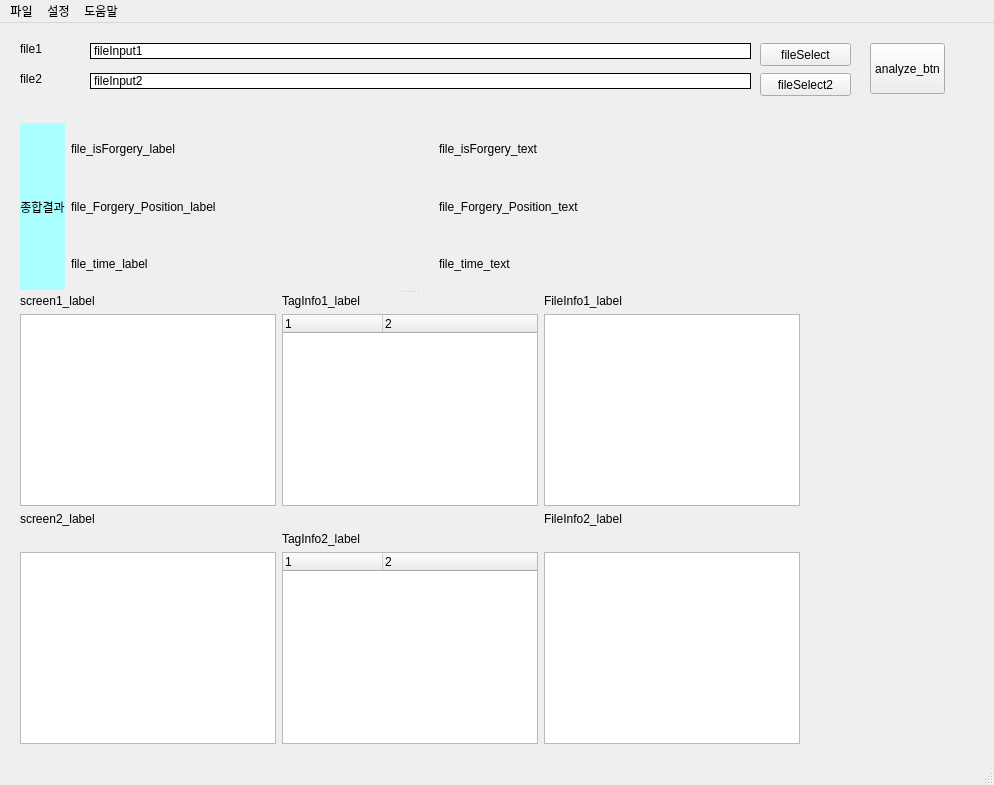
Before: the Qt Designer form dicom.ui in jamemanionda/2023_skku_medical, drawn with Qt 5.
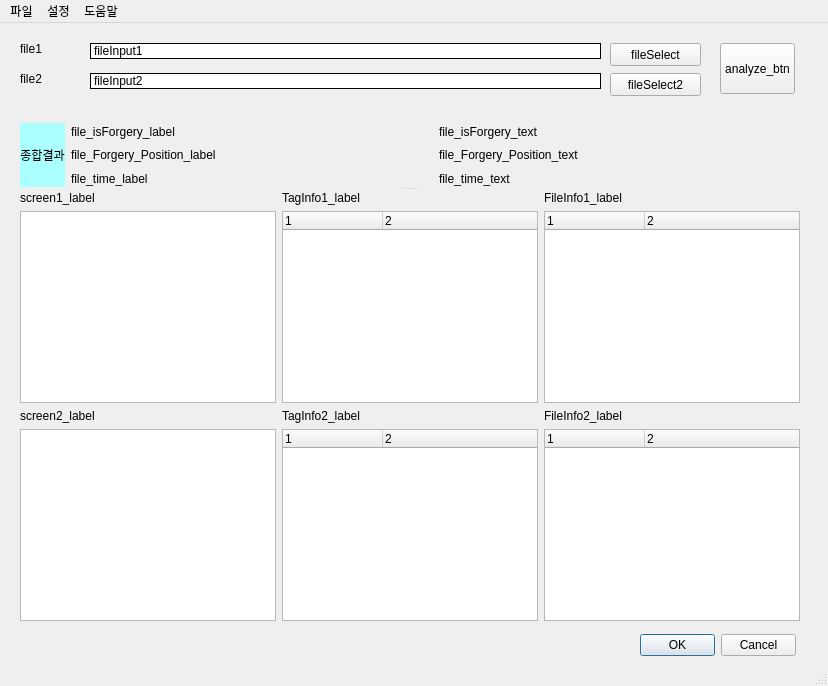
After: the same form once the commit is applied.

What changed in the file:
```diff
--- a/dicom.ui
+++ b/dicom.ui
@@ -6,8 +6,8 @@
    <rect>
     <x>0</x>
     <y>0</y>
-    <width>994</width>
-    <height>785</height>
+    <width>828</width>
+    <height>686</height>
    </rect>
   </property>
   <property name="windowTitle">
@@ -20,7 +20,7 @@
     </property>
     <property name="geometry">
      <rect>
-      <x>760</x>
+      <x>610</x>
       <y>20</y>
       <width>91</width>
       <height>23</height>
@@ -38,8 +38,8 @@
      <rect>
       <x>20</x>
       <y>100</y>
-      <width>941</width>
-      <height>621</height>
+      <width>782</width>
+      <height>498</height>
      </rect>
     </property>
     <property name="orientation">
@@ -79,7 +79,7 @@
        </widget>
       </item>
       <item row="1" column="2">
-       <widget class="QLabel" name="label_8">
+       <widget class="QLabel" name="file_Forgery_Position_text">
         <property name="text">
          <string>file_Forgery_Position_text</string>
         </property>
@@ -127,16 +127,6 @@
         </property>
        </widget>
       </item>
-      <item row="2" column="0">
-       <widget class="QGraphicsView" name="screen1_Widget">
-        <property name="sizePolicy">
-         <sizepolicy hsizetype="Preferred" vsizetype="Expanding">
-          <horstretch>0</horstretch>
-          <verstretch>0</verstretch>
-         </sizepolicy>
-        </property>
-       </widget>
-      </item>
       <item row="5" column="0">
        <widget class="QGraphicsView" name="screen2_Widget">
         <property name="sizePolicy">
@@ -147,26 +137,97 @@
         </property>
        </widget>
       </item>
-      <item row="0" column="1">
-       <widget class="QLabel" name="TagInfo1_label">
+      <item row="5" column="1">
+       <widget class="QTreeWidget" name="TagInfo2_Widget">
+        <property name="sizePolicy">
+         <sizepolicy hsizetype="Fixed" vsizetype="Expanding">
+          <horstretch>0</horstretch>
+          <verstretch>0</verstretch>
+         </sizepolicy>
+        </property>
+        <property name="contextMenuPolicy">
+         <enum>Qt::ActionsContextMenu</enum>
+        </property>
+        <column>
+         <property name="text">
+          <string notr="true">1</string>
+         </property>
+        </column>
+        <column>
+         <property name="text">
+          <string>2</string>
+         </property>
+        </column>
+       </widget>
+      </item>
+      <item row="0" column="0">
+       <widget class="QLabel" name="screen1">
         <property name="text">
-         <string>TagInfo1_label</string>
+         <string>screen1_label</string>
         </property>
        </widget>
       </item>
+      <item row="2" column="2">
+       <widget class="QTreeWidget" name="FileInfo1_Widget">
+        <property name="contextMenuPolicy">
+         <enum>Qt::ActionsContextMenu</enum>
+        </property>
+        <property name="columnCount">
+         <number>2</number>
+        </property>
+        <column>
+         <property name="text">
+          <string/>
+         </property>
+        </column>
+        <column>
+         <property name="text">
+          <string notr="true">2</string>
+         </property>
+        </column>
+       </widget>
+      </item>
+      <item row="2" column="1">
+       <widget class="QTreeWidget" name="TagInfo1_Widget">
+        <property name="sizePolicy">
+         <sizepolicy hsizetype="Fixed" vsizetype="Expanding">
+          <horstretch>0</horstretch>
+          <verstretch>0</verstretch>
+         </sizepolicy>
+        </property>
+        <property name="contextMenuPolicy">
+         <enum>Qt::ActionsContextMenu</enum>
+        </property>
+        <column>
+         <property name="text">
+          <string notr="true">1</string>
+         </property>
+        </column>
+        <column>
+         <property name="text">
+          <string>2</string>
+         </property>
+        </column>
+       </widget>
+      </item>
       <item row="5" column="2">
-       <widget class="QTableWidget" name="FileInfo2_Widget">
-        <property name="sizePolicy">
-         <sizepolicy hsizetype="Fixed" vsizetype="Expanding">
-          <horstretch>0</horstretch>
-          <verstretch>0</verstretch>
-         </sizepolicy>
+       <widget class="QTreeWidget" name="FileInfo2_Widget">
+        <property name="contextMenuPolicy">
+         <enum>Qt::ActionsContextMenu</enum>
         </property>
-        <property name="font">
-         <font>
-          <pointsize>7</pointsize>
-         </font>
+        <property name="columnCount">
+         <number>2</number>
         </property>
+        <column>
+         <property name="text">
+          <string/>
+         </property>
+        </column>
+        <column>
+         <property name="text">
+          <string notr="true">2</string>
+         </property>
+        </column>
        </widget>
       </item>
       <item row="3" column="0">
@@ -183,75 +244,24 @@
         </property>
        </widget>
       </item>
-      <item row="0" column="0">
-       <widget class="QLabel" name="screen1">
+      <item row="0" column="1">
+       <widget class="QLabel" name="TagInfo1_label">
         <property name="text">
-         <string>screen1_label</string>
+         <string>TagInfo1_label</string>
         </property>
        </widget>
       </item>
-      <item row="5" column="1">
-       <widget class="QTreeWidget" name="TagInfo2_Widget">
+      <item row="2" column="0">
+       <widget class="QGraphicsView" name="screen1_Widget">
         <property name="sizePolicy">
-         <sizepolicy hsizetype="Fixed" vsizetype="Expanding">
+         <sizepolicy hsizetype="Preferred" vsizetype="Expanding">
           <horstretch>0</horstretch>
           <verstretch>0</verstretch>
          </sizepolicy>
         </property>
-        <property name="contextMenuPolicy">
-         <enum>Qt::ActionsContextMenu</enum>
-        </property>
-        <column>
-         <property name="text">
-          <string notr="true">1</string>
-         </property>
-        </column>
-        <column>
-         <property name="text">
-          <string>2</string>
-         </property>
-        </column>
        </widget>
       </item>
-      <item row="2" column="2">
-       <widget class="QTableWidget" name="FileInfo1_Widget">
-        <property name="sizePolicy">
-         <sizepolicy hsizetype="Fixed" vsizetype="Expanding">
-          <horstretch>0</horstretch>
-          <verstretch>0</verstretch>
-         </sizepolicy>
-        </property>
-        <property name="font">
-         <font>
-          <pointsize>7</pointsize>
-         </font>
-        </property>
-       </widget>
-      </item>
-      <item row="2" column="1">
-       <widget class="QTreeWidget" name="TagInfo1_Widget">
-        <property name="sizePolicy">
-         <sizepolicy hsizetype="Fixed" vsizetype="Expanding">
-          <horstretch>0</horstretch>
-          <verstretch>0</verstretch>
-         </sizepolicy>
-        </property>
-        <property name="contextMenuPolicy">
-         <enum>Qt::ActionsContextMenu</enum>
-        </property>
-        <column>
-         <property name="text">
-          <string notr="true">1</string>
-         </property>
-        </column>
-        <column>
-         <property name="text">
-          <string>2</string>
-         </property>
-        </column>
-       </widget>
-      </item>
-      <item row="4" column="1">
+      <item row="3" column="1">
        <widget class="QLabel" name="TagInfo2_label">
         <property name="text">
          <string>TagInfo2_label</string>
@@ -293,7 +303,7 @@
     </property>
     <property name="geometry">
      <rect>
-      <x>760</x>
+      <x>610</x>
       <y>50</y>
       <width>91</width>
       <height>23</height>
@@ -311,7 +321,7 @@
      <rect>
       <x>90</x>
       <y>50</y>
-      <width>661</width>
+      <width>511</width>
       <height>16</height>
      </rect>
     </property>
@@ -330,7 +340,7 @@
      <rect>
       <x>90</x>
       <y>20</y>
-      <width>661</width>
+      <width>511</width>
       <height>16</height>
      </rect>
     </property>
@@ -347,7 +357,7 @@
    <widget class="QPushButton" name="analyze_btn">
     <property name="geometry">
      <rect>
-      <x>870</x>
+      <x>720</x>
       <y>20</y>
       <width>75</width>
       <height>51</height>
@@ -357,13 +367,26 @@
      <string>analyze_btn</string>
     </property>
    </widget>
+   <widget class="QDialogButtonBox" name="buttonBox">
+    <property name="geometry">
+     <rect>
+      <x>640</x>
+      <y>610</y>
+      <width>156</width>
+      <height>24</height>
+     </rect>
+    </property>
+    <property name="standardButtons">
+     <set>QDialogButtonBox::Cancel|QDialogButtonBox::Ok</set>
+    </property>
+   </widget>
   </widget>
   <widget class="QMenuBar" name="menubar">
    <property name="geometry">
     <rect>
      <x>0</x>
      <y>0</y>
-     <width>994</width>
+     <width>828</width>
      <height>22</height>
     </rect>
    </property>
```
